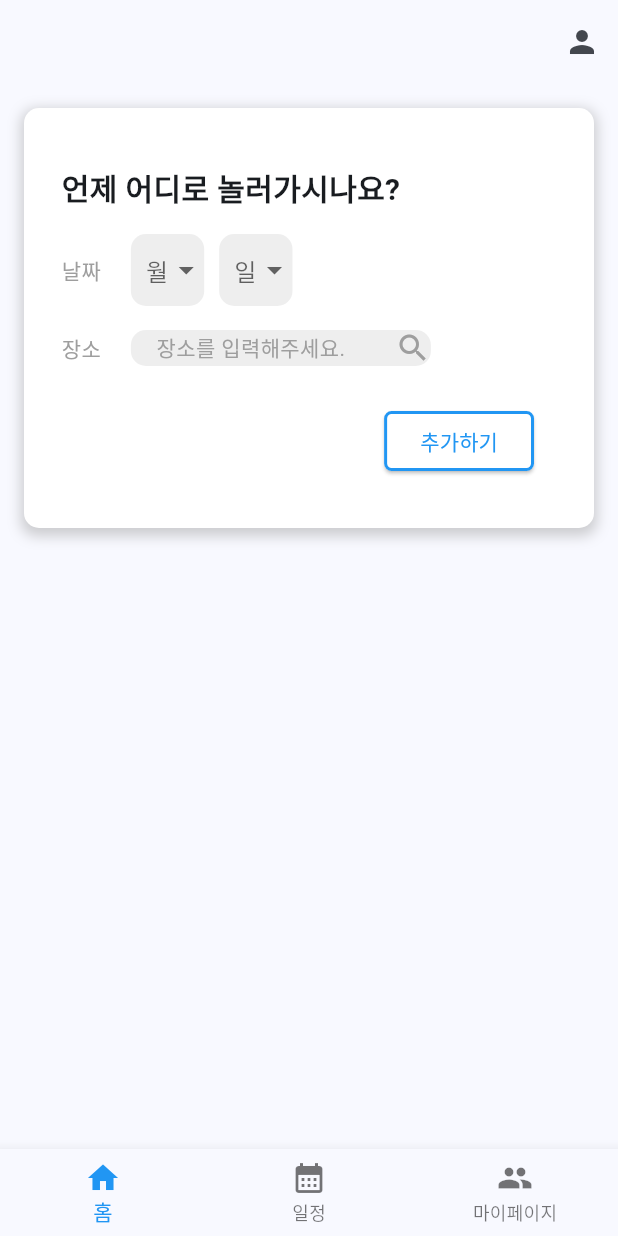
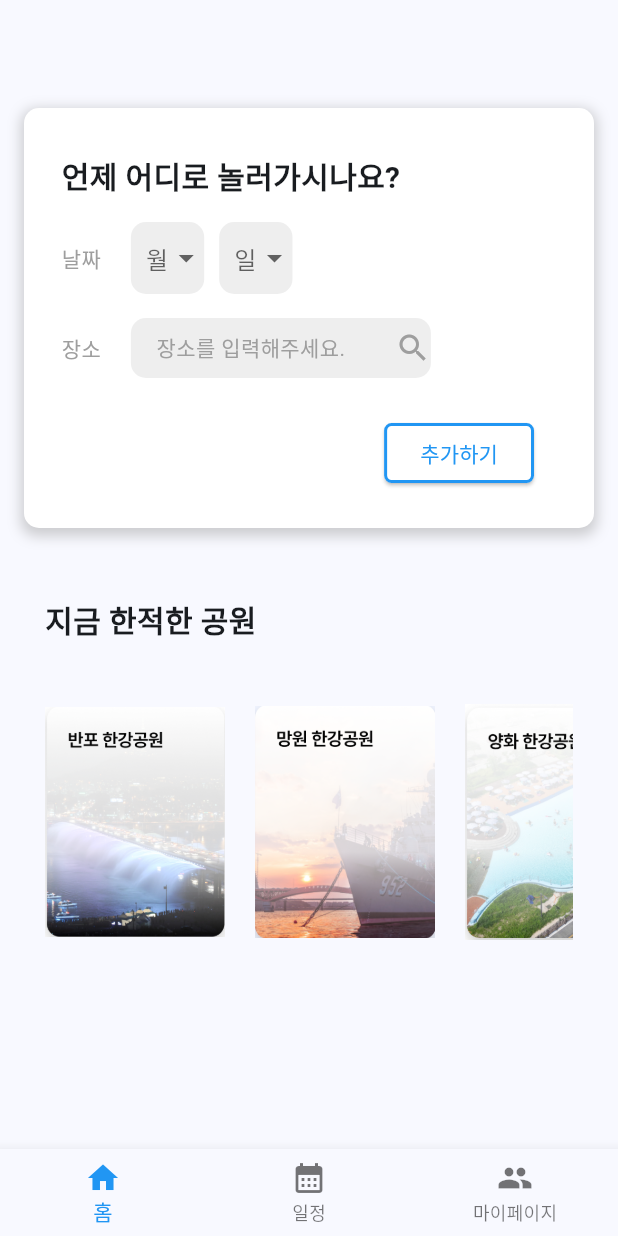
Before and after one commit to txxnrd/Hackuthon_front, a Flutter app: the screen it shows after launch, on a phone screen of 412 x 824 dp. Run offline on Flutter 3.47's test engine with Material 2 defaults, Android fonts, the phone set to English and light mode, and no system bars; our stand-ins replace google_maps_flutter, share.

Commit message:
firstpage-develop

```diff
--- a/lib/searchpage.dart
+++ b/lib/searchpage.dart
@@ -68,10 +68,7 @@ class _SearchPageState extends State<SearchPage> {
     return Scaffold(
       appBar: AppBar(
         actions: [
-          IconButton(
-            icon: Icon(Icons.person),
-            onPressed: () {},
-          ),
+
         ],
       ),
       body: SingleChildScrollView(
--- a/lib/startpage.dart
+++ b/lib/startpage.dart
@@ -14,16 +14,13 @@ class _StartPageState extends State<StartPage> {
     return Scaffold(
       appBar: AppBar(
         actions: [
-          IconButton(
-            icon: Icon(Icons.person),
-            onPressed: () {
-              // 여기에 프로필 버튼을 눌렀을 때의 동작을 추가합니다.
-            },
-          ),
+
         ],
       ),
-      body: Column(
-        children: [
+      body:SingleChildScrollView(
+        child:Column(
+
+         children: [
           Container(
             height: 280,
             width: double.infinity,
@@ -144,6 +141,7 @@ class _StartPageState extends State<StartPage> {
                         },
                         child: Container(
                           width: 200,
+                          height: 40,
                           decoration: BoxDecoration(
                             color: Colors.grey[200],
                             borderRadius: BorderRadius.all(
@@ -210,11 +208,45 @@ class _StartPageState extends State<StartPage> {
               ],
             ),
           ),
+           Container(
+             margin: EdgeInsets.all(30),
+             width: double.infinity,
 
-        ],
+             child: Column(
+               crossAxisAlignment: CrossAxisAlignment.start, // 텍스트를 왼쪽 정렬
+               children: [
+                 Text(
+                   '지금 한적한 공원',
+                   style: TextStyle(
+                     fontSize: 20,
+                     fontWeight: FontWeight.bold,
+                   ),
+                 ),
+                 SizedBox(height: 20), // 텍스트와 이미지 사이의 간격
+                 Container(
+                   height: 200,  // 이 값을 조절하여 스크롤 영역의 높이를 설정할 수 있습니다.
+                   child: ListView(
+                     scrollDirection: Axis.horizontal,  // 수직 스크롤
+                     children: [
+                       Image.asset('assets/images/banpo.png', width: 120, height: 300,), // 첫 번째 이미지
+                       SizedBox(width: 20), // 이미지 사이의 간격
+                       Image.asset('assets/images/mang.png', width: 120, height: 300,), // 두 번째 이미지
+                       SizedBox(width: 20), // 이미지 사이의 간격
+                       Image.asset('assets/images/yangwha.png', width: 120, height: 300,), // 세 번째 이미지
+                     ],
+                   ),
+                 ),
+               ],
+             ),
+           ),
+
+
+
+
+         ],
 
       ),
-
+      )
     );
   }
 }
--- a/pubspec.yaml
+++ b/pubspec.yaml
@@ -71,6 +71,9 @@ flutter:
     - assets/images/current-data.png
     - assets/images/weather.png
     - assets/images/noonchi.png
+    - assets/images/mang.png
+    - assets/images/yangwha.png
+    - assets/images/banpo.png
 
   #   - images/a_dot_ham.jpeg
 
```
Also changed, not shown: lib/schedule.dart (+13 -16 lines).
